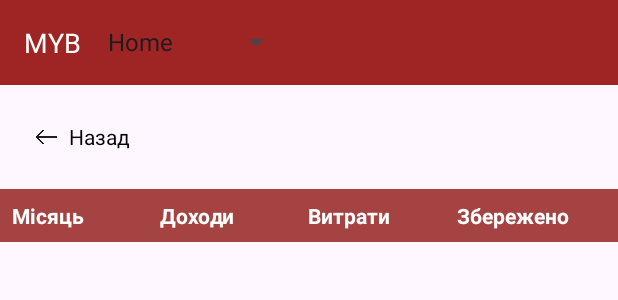
After one commit to Rednigo/MYBMobile, an Android app: the layout activity_statistics_uk.xml on its own in the app's theme, with its tools: preview values and no code run, on a phone screen of 412 x 824 dp. The commit adds this screen. Shown: the top 300 px of the screen. Run offline under Robolectric (Android 15) with nearby library versions, the phone set to English and light mode, and no system bars.

Commit message:
Small fixes

```diff
--- a/MYB/app/src/main/java/com/example/myb/MainActivity.kt
+++ b/MYB/app/src/main/java/com/example/myb/MainActivity.kt
@@ -99,8 +99,8 @@ class MainActivity : AppCompatActivity(), UIUpdater {
 
 // Додайте текст-підказку до адаптера (це перший елемент у списку)
 
+        adapter.add("Home")
         adapter.add("Statistics")
-        adapter.add("Home")
         adapter.add("Settings")
 
 
@@ -118,7 +118,7 @@ class MainActivity : AppCompatActivity(), UIUpdater {
 
                     1 -> {
                         // Створюємо інтент для переходу на SettingsActivity
-                        val intent = Intent(this@MainActivity, MainActivity::class.java)
+                        val intent = Intent(this@MainActivity, StatisticsActivity::class.java)
                         startActivity(intent)
                         // Завершуємо поточну активність
                         finish()
--- /dev/null
+++ b/MYB/app/src/main/res/layout/activity_statistics_uk.xml
@@ -0,0 +1,120 @@
+<!-- fragment_statistics.xml -->
+<LinearLayout xmlns:android="http://schemas.android.com/apk/res/android"
+    android:layout_width="match_parent"
+    android:layout_height="match_parent"
+    android:orientation="vertical">
+
+    <!-- custom_header.xml -->
+    <LinearLayout xmlns:android="http://schemas.android.com/apk/res/android"
+        android:id="@+id/customHeaderLayout"
+        android:layout_width="match_parent"
+        android:layout_height="wrap_content"
+        android:background="#9F2424"
+        android:padding="16dp">
+
+        <TextView
+            android:id="@+id/headerTextView"
+            android:layout_width="wrap_content"
+            android:layout_height="wrap_content"
+            android:text="MYB"
+            android:textColor="#FFFFFF"
+            android:textSize="18sp"
+            android:layout_gravity="center_vertical"/>
+
+        <Spinner
+            android:id="@+id/dropdownSpinner"
+            android:layout_width="wrap_content"
+            android:layout_height="wrap_content"
+            android:layout_marginStart="10dp"
+            android:layout_weight="0"
+            android:textColor="#808080"
+            android:entries="@array/view_types"/>
+    </LinearLayout>
+
+    <!-- Кнопка "Back" -->
+    <LinearLayout
+        android:layout_width="wrap_content"
+        android:layout_height="wrap_content"
+        android:orientation="horizontal"
+        android:layout_margin="16dp"
+        android:id="@+id/backButtonLayoutStat">
+
+        <ImageButton
+
+            android:id="@+id/backButton"
+            android:layout_width="30dp"
+            android:layout_height="37dp"
+            android:background="#00000000"
+            android:contentDescription="Back"
+            android:padding="8dp"
+            android:scaleType="fitCenter"
+            android:src="@drawable/ic_arrow_back" />
+
+        <TextView
+            android:layout_width="wrap_content"
+            android:layout_height="wrap_content"
+            android:text="Назад"
+            android:textColor="@android:color/black"
+            android:textSize="14sp"
+            android:layout_gravity="center_vertical" />
+
+    </LinearLayout>
+
+    <!-- layout.statistics_table.xml -->
+    <LinearLayout xmlns:android="http://schemas.android.com/apk/res/android"
+        android:id="@+id/statistics_table_id"
+        android:layout_width="match_parent"
+        android:layout_height="wrap_content"
+        android:orientation="vertical"
+        android:background="#A54242">
+
+        <!-- Хедер таблички -->
+        <LinearLayout
+            android:layout_width="match_parent"
+            android:layout_height="wrap_content"
+            android:orientation="horizontal"
+            android:padding="8dp">
+
+            <TextView
+                android:layout_width="0dp"
+                android:layout_height="wrap_content"
+                android:layout_weight="1"
+                android:text="Місяць"
+                android:textColor="#FFFFFF"
+                android:background="#A54242"
+                android:textStyle="bold" />
+
+            <TextView
+                android:layout_width="0dp"
+                android:layout_height="wrap_content"
+                android:layout_weight="1"
+                android:text="Доходи"
+                android:textColor="#FFFFFF"
+                android:background="#A54242"
+                android:textStyle="bold" />
+
+            <TextView
+                android:layout_width="0dp"
+                android:layout_height="wrap_content"
+                android:layout_weight="1"
+                android:text="Витрати"
+                android:textColor="#FFFFFF"
+                android:background="#A54242"
+                android:textStyle="bold" />
+
+            <TextView
+                android:layout_width="0dp"
+                android:layout_height="wrap_content"
+                android:layout_weight="1"
+                android:text="Збережено"
+                android:textColor="#FFFFFF"
+                android:background="#A54242"
+                android:textStyle="bold" />
+        </LinearLayout>
+
+        <!-- Рядки таблички будуть додані програмно -->
+
+    </LinearLayout>
+
+
+</LinearLayout>
```
Also changed, not shown: MYB/app/src/main/java/com/example/myb/SettingsActivity.kt (+16 -1 lines), MYB/app/src/main/java/com/example/myb/StatisticsActivity.kt (+17 -5 lines), MYB/app/src/main/res/layout/activity_settings_uk.xml (added, +94 -0 lines), MYB/app/src/main/res/values/arrays.xml (+11 -2 lines).
